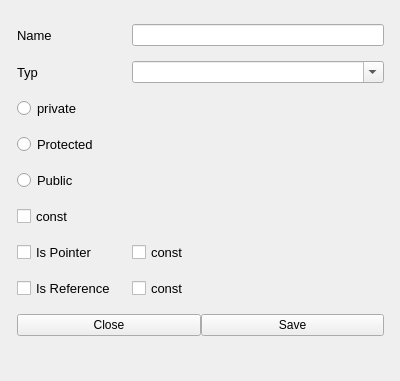
Before: the Qt Designer form Sources/Gui/attributewidget.ui in dreinstein/Codegenerator-Cplusplus, drawn with Qt 5.
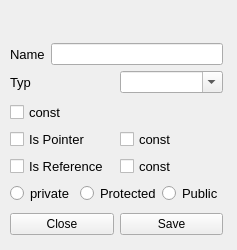
After: the same form once the commit is applied.

Patch:
```diff
--- a/Sources/Gui/attributewidget.ui
+++ b/Sources/Gui/attributewidget.ui
@@ -6,47 +6,52 @@
    <rect>
     <x>0</x>
     <y>0</y>
-    <width>400</width>
-    <height>381</height>
+    <width>237</width>
+    <height>250</height>
    </rect>
   </property>
   <property name="windowTitle">
    <string>Form</string>
   </property>
-  <widget class="QWidget" name="verticalLayoutWidget">
+  <widget class="QWidget" name="layoutWidget">
+   <property name="geometry">
+    <rect>
+     <x>0</x>
+     <y>0</y>
+     <width>2</width>
+     <height>2</height>
+    </rect>
+   </property>
+   <layout class="QVBoxLayout" name="verticalLayout_3"/>
+  </widget>
+  <widget class="QSplitter" name="splitter">
+   <property name="geometry">
+    <rect>
+     <x>0</x>
+     <y>0</y>
+     <width>0</width>
+     <height>0</height>
+    </rect>
+   </property>
+   <property name="orientation">
+    <enum>Qt::Horizontal</enum>
+   </property>
+  </widget>
+  <widget class="QWidget" name="layoutWidget">
    <property name="geometry">
     <rect>
      <x>10</x>
-     <y>20</y>
-     <width>381</width>
-     <height>368</height>
+     <y>40</y>
+     <width>213</width>
+     <height>199</height>
     </rect>
    </property>
-   <layout class="QVBoxLayout" name="verticalLayout">
+   <layout class="QVBoxLayout" name="verticalLayout_4">
     <item>
-     <layout class="QFormLayout" name="formLayout">
-      <property name="sizeConstraint">
-       <enum>QLayout::SetFixedSize</enum>
-      </property>
-      <property name="horizontalSpacing">
-       <number>16</number>
-      </property>
-      <property name="verticalSpacing">
-       <number>15</number>
-      </property>
-      <property name="leftMargin">
-       <number>7</number>
-      </property>
-      <property name="topMargin">
-       <number>4</number>
-      </property>
-      <property name="rightMargin">
-       <number>7</number>
-      </property>
-      <property name="bottomMargin">
-       <number>9</number>
-      </property>
-      <item row="1" column="0">
+     <layout class="QGridLayout" name="gridLayout_4">
+      <item row="0" column="0">
+       <layout class="QHBoxLayout" name="horizontalLayout_6">
+        <item>
        <widget class="QLabel" name="nameLabel">
         <property name="font">
          <font>
@@ -58,7 +63,12 @@
         </property>
        </widget>
       </item>
-      <item row="3" column="0">
+        <item>
+         <widget class="QLineEdit" name="lineEdit_Name"/>
+        </item>
+       </layout>
+      </item>
+      <item row="1" column="0">
        <layout class="QHBoxLayout" name="horizontalLayout">
         <item>
          <widget class="QLabel" name="labelTyp">
@@ -72,51 +82,34 @@
           </property>
          </widget>
         </item>
-       </layout>
-      </item>
-      <item row="4" column="0">
-       <widget class="QRadioButton" name="radioButton_Private">
-        <property name="font">
-         <font>
-          <pointsize>10</pointsize>
-         </font>
-        </property>
-        <property name="layoutDirection">
-         <enum>Qt::LeftToRight</enum>
-        </property>
-        <property name="text">
-         <string>private</string>
-        </property>
-        <property name="autoExclusive">
+        <item>
+         <widget class="QComboBox" name="comboBox_Type">
+          <property name="enabled">
+           <bool>true</bool>
+          </property>
+          <property name="sizePolicy">
+           <sizepolicy hsizetype="Preferred" vsizetype="Maximum">
+            <horstretch>0</horstretch>
+            <verstretch>0</verstretch>
+           </sizepolicy>
+          </property>
+          <property name="autoFillBackground">
+           <bool>false</bool>
+          </property>
+          <property name="editable">
          <bool>true</bool>
         </property>
        </widget>
       </item>
-      <item row="5" column="0">
-       <widget class="QRadioButton" name="radioButton_Protected">
-        <property name="font">
-         <font>
-          <pointsize>10</pointsize>
-         </font>
-        </property>
-        <property name="text">
-         <string>Protected</string>
-        </property>
-       </widget>
+       </layout>
       </item>
-      <item row="6" column="0">
-       <widget class="QRadioButton" name="radioButton_Public">
-        <property name="font">
-         <font>
-          <pointsize>10</pointsize>
-         </font>
-        </property>
-        <property name="text">
-         <string>Public</string>
-        </property>
-       </widget>
-      </item>
-      <item row="7" column="0">
+     </layout>
+    </item>
+    <item>
+     <layout class="QVBoxLayout" name="verticalLayout_2">
+      <item>
+       <layout class="QVBoxLayout" name="verticalLayout">
+        <item>
        <widget class="QCheckBox" name="checkBox_AttributeConst">
         <property name="font">
          <font>
@@ -131,7 +124,9 @@
         </property>
        </widget>
       </item>
-      <item row="8" column="0">
+        <item>
+         <layout class="QHBoxLayout" name="horizontalLayout_4">
+          <item>
        <widget class="QCheckBox" name="checkBox_AttributePointer">
         <property name="font">
          <font>
@@ -152,8 +147,8 @@
         </property>
        </widget>
       </item>
-      <item row="8" column="1">
-       <widget class="QCheckBox" name="checkBox_AttributePointerConst">
+          <item>
+           <widget class="QCheckBox" name="checkBox_MemoryPointerConst">
         <property name="font">
          <font>
           <pointsize>10</pointsize>
@@ -167,7 +162,13 @@
         </property>
        </widget>
       </item>
-      <item row="9" column="0">
+         </layout>
+        </item>
+       </layout>
+      </item>
+      <item>
+       <layout class="QHBoxLayout" name="horizontalLayout_5">
+        <item>
        <widget class="QCheckBox" name="checkBox_AttributeReference">
         <property name="minimumSize">
          <size>
@@ -191,8 +192,8 @@
         </property>
        </widget>
       </item>
-      <item row="9" column="1">
-       <widget class="QCheckBox" name="checkBox_AttributeReferenceConst">
+        <item>
+         <widget class="QCheckBox" name="checkBox_MemoryReferenceConst">
         <property name="font">
          <font>
           <pointsize>10</pointsize>
@@ -203,7 +204,60 @@
         </property>
        </widget>
       </item>
-      <item row="10" column="0" colspan="2">
+       </layout>
+      </item>
+      <item>
+       <layout class="QHBoxLayout" name="horizontalLayout_3">
+        <item>
+         <widget class="QRadioButton" name="radioButton_Private">
+          <property name="font">
+           <font>
+            <pointsize>10</pointsize>
+           </font>
+          </property>
+          <property name="contextMenuPolicy">
+           <enum>Qt::NoContextMenu</enum>
+          </property>
+          <property name="layoutDirection">
+           <enum>Qt::LeftToRight</enum>
+          </property>
+          <property name="text">
+           <string>private</string>
+          </property>
+          <property name="autoExclusive">
+           <bool>true</bool>
+          </property>
+         </widget>
+        </item>
+        <item>
+         <widget class="QRadioButton" name="radioButton_Protected">
+          <property name="font">
+           <font>
+            <pointsize>10</pointsize>
+           </font>
+          </property>
+          <property name="text">
+           <string>Protected</string>
+          </property>
+         </widget>
+        </item>
+        <item>
+         <widget class="QRadioButton" name="radioButton_Public">
+          <property name="font">
+           <font>
+            <pointsize>10</pointsize>
+           </font>
+          </property>
+          <property name="text">
+           <string>Public</string>
+          </property>
+         </widget>
+        </item>
+       </layout>
+      </item>
+     </layout>
+    </item>
+    <item>
        <layout class="QHBoxLayout" name="horizontalLayout_2">
         <item>
          <widget class="QPushButton" name="pushButton__Close">
@@ -212,6 +266,13 @@
           </property>
          </widget>
         </item>
+      <item>
+       <widget class="QPushButton" name="pushButton_Save">
+        <property name="text">
+         <string>Save</string>
+        </property>
+       </widget>
+      </item>
         <item>
          <spacer name="horizontalSpacer">
           <property name="orientation">
@@ -228,31 +289,9 @@
           </property>
          </spacer>
         </item>
-        <item>
-         <widget class="QPushButton" name="pushButton_Save">
-          <property name="text">
-           <string>Save</string>
-          </property>
-         </widget>
-        </item>
-       </layout>
-      </item>
-      <item row="3" column="1">
-       <widget class="QComboBox" name="comboBox_Type">
-        <property name="enabled">
-         <bool>true</bool>
-        </property>
-        <property name="editable">
-         <bool>true</bool>
-        </property>
-       </widget>
-      </item>
-      <item row="1" column="1">
-       <widget class="QLineEdit" name="lineEdit_Name"/>
-      </item>
-     </layout>
-    </item>
-   </layout>
+     </layout>
+    </item>
+   </layout>
   </widget>
   <widget class="QWidget" name="layoutWidget">
    <property name="geometry">
```
Left out of the diff: 27 changed lines with no effect on the pictures. Lines whose indentation alone changed are shown as unchanged.
